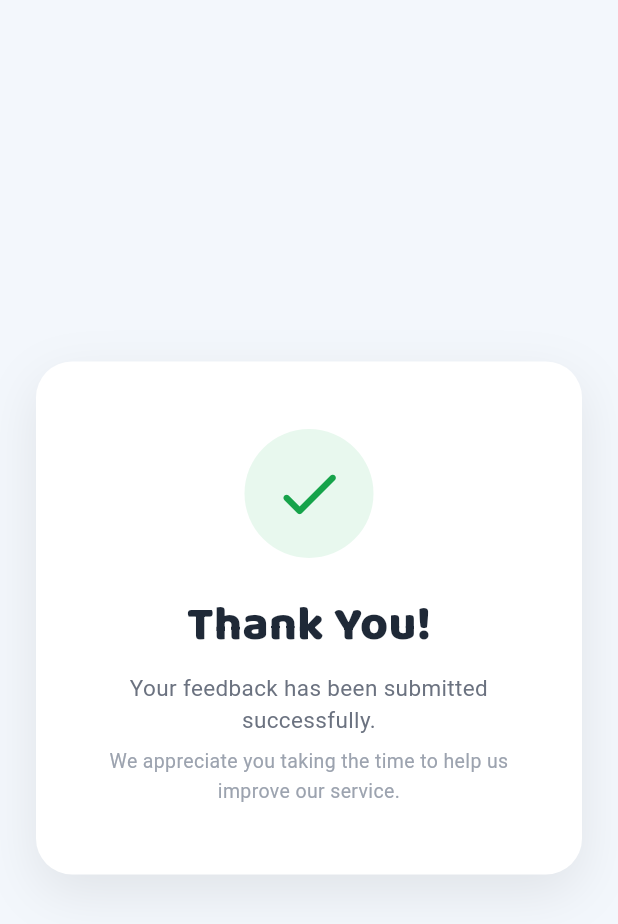
After one commit to arajanepaz/eu_mart_web, a Flutter app: the PublicFeedbackScreen screen opened by its route, after a tap on the "star border" icon, after a tap on "Submit Feedback", on a phone screen of 412 x 824 dp. The commit adds this screen. Shown: the top 924 px of the screen. Run offline on Flutter 3.47's test engine with Material 3 defaults, Android fonts, the light colour scheme and no system bars; our stand-ins replace barcode_widget, cloud_firestore, csv, file_picker, firebase_ai, firebase_auth and 6 more; missing offline and left inert: dart:html, firebase_app_check, mobile_scanner; accounts and stored records are empty; statements that could not run were skipped.

Commit message:
Add customer feedback QR to sales receipts

```diff
--- a/lib/main.dart
+++ b/lib/main.dart
@@ -4,6 +4,7 @@ import 'package:flutter/material.dart';
 
 import 'firebase_options.dart';
 import 'screens/auth/login_screen.dart';
+import 'screens/feedback/public_feedback_screen.dart';
 
 Future<void> main() async {
   WidgetsFlutterBinding.ensureInitialized();
@@ -27,8 +28,19 @@ class EuMartWebApp extends StatelessWidget {
     return MaterialApp(
       title: 'EÜ MART',
       debugShowCheckedModeBanner: false,
+
       theme: ThemeData(useMaterial3: true, colorSchemeSeed: Colors.green),
-      home: const LoginScreen(),
+
+      // Default page of the EÜ MART system
+      initialRoute: '/',
+
+      // Application routes
+      routes: {
+        '/': (context) => const LoginScreen(),
+
+        // Public page for customers who scan the feedback QR code
+        '/feedback': (context) => const PublicFeedbackScreen(),
+      },
     );
   }
 }
--- /dev/null
+++ b/lib/screens/feedback/public_feedback_screen.dart
@@ -0,0 +1,359 @@
+import 'package:cloud_firestore/cloud_firestore.dart';
+import 'package:flutter/material.dart';
+import 'package:google_fonts/google_fonts.dart';
+
+class PublicFeedbackScreen extends StatefulWidget {
+  const PublicFeedbackScreen({super.key});
+
+  @override
+  State<PublicFeedbackScreen> createState() => _PublicFeedbackScreenState();
+}
+
+class _PublicFeedbackScreenState extends State<PublicFeedbackScreen> {
+  final TextEditingController _nameController = TextEditingController();
+  final TextEditingController _commentController = TextEditingController();
+
+  int _rating = 0;
+  bool _submitting = false;
+  bool _submitted = false;
+
+  @override
+  void dispose() {
+    _nameController.dispose();
+    _commentController.dispose();
+    super.dispose();
+  }
+
+  String _getSentiment(int rating) {
+    if (rating >= 4) {
+      return 'Satisfied';
+    }
+
+    if (rating == 3) {
+      return 'Neutral';
+    }
+
+    return 'Not Satisfied';
+  }
+
+  Future<void> _submitFeedback() async {
+    if (_rating == 0) {
+      ScaffoldMessenger.of(context).showSnackBar(
+        const SnackBar(content: Text('Please select a rating first.')),
+      );
+      return;
+    }
+
+    setState(() {
+      _submitting = true;
+    });
+
+    try {
+      await FirebaseFirestore.instance.collection('customer_feedback').add({
+        'customerName': _nameController.text.trim().isEmpty
+            ? 'Anonymous'
+            : _nameController.text.trim(),
+        'rating': _rating,
+        'comment': _commentController.text.trim(),
+        'sentiment': _getSentiment(_rating),
+        'source': 'QR Feedback',
+        'createdAt': FieldValue.serverTimestamp(),
+      });
+
+      if (!mounted) return;
+
+      setState(() {
+        _submitted = true;
+      });
+    } catch (e) {
+      if (!mounted) return;
+
+      ScaffoldMessenger.of(
+        context,
+      ).showSnackBar(SnackBar(content: Text('Unable to submit feedback: $e')));
+    } finally {
+      if (mounted) {
+        setState(() {
+          _submitting = false;
+        });
+      }
+    }
+  }
+
+  @override
+  Widget build(BuildContext context) {
+    return Scaffold(
+      backgroundColor: const Color(0xFFF3F7FC),
+      body: SafeArea(
+        child: Center(
+          child: SingleChildScrollView(
+            padding: const EdgeInsets.all(24),
+            child: ConstrainedBox(
+              constraints: const BoxConstraints(maxWidth: 520),
+              child: _submitted ? _buildThankYouCard() : _buildFeedbackCard(),
+            ),
+          ),
+        ),
+      ),
+    );
+  }
+
+  Widget _buildFeedbackCard() {
+    return Container(
+      padding: const EdgeInsets.all(30),
+      decoration: BoxDecoration(
+        color: Colors.white,
+        borderRadius: BorderRadius.circular(24),
+        boxShadow: [
+          BoxShadow(
+            color: Colors.black.withValues(alpha: 0.08),
+            blurRadius: 30,
+            offset: const Offset(0, 12),
+          ),
+        ],
+      ),
+      child: Column(
+        mainAxisSize: MainAxisSize.min,
+        children: [
+          Container(
+            width: 72,
+            height: 72,
+            decoration: BoxDecoration(
+              color: const Color(0xFFE8F2FF),
+              borderRadius: BorderRadius.circular(20),
+            ),
+            child: const Icon(
+              Icons.storefront_rounded,
+              size: 38,
+              color: Color(0xFF1565C0),
+            ),
+          ),
+          const SizedBox(height: 18),
+
+          Text(
+            'EÜ MART',
+            style: GoogleFonts.baloo2(
+              fontSize: 34,
+              fontWeight: FontWeight.w800,
+              color: const Color(0xFF1565C0),
+            ),
+          ),
+
+          Text(
+            'Customer Feedback',
+            style: GoogleFonts.baloo2(
+              fontSize: 25,
+              fontWeight: FontWeight.w700,
+              color: const Color(0xFF1F2937),
+            ),
+          ),
+
+          const SizedBox(height: 6),
+
+          const Text(
+            'We value your experience. Please tell us how we did today.',
+            textAlign: TextAlign.center,
+            style: TextStyle(
+              fontSize: 14,
+              color: Color(0xFF6B7280),
+              height: 1.5,
+            ),
+          ),
+
+          const SizedBox(height: 28),
+
+          const Text(
+            'How satisfied are you with your experience?',
+            textAlign: TextAlign.center,
+            style: TextStyle(
+              fontSize: 16,
+              fontWeight: FontWeight.w600,
+              color: Color(0xFF374151),
+            ),
+          ),
+
+          const SizedBox(height: 14),
+
+          Wrap(
+            alignment: WrapAlignment.center,
+            children: List.generate(5, (index) {
+              final star = index + 1;
+
+              return IconButton(
+                tooltip: '$star star${star == 1 ? '' : 's'}',
+                onPressed: () {
+                  setState(() {
+                    _rating = star;
+                  });
+                },
+                iconSize: 43,
+                icon: Icon(
+                  star <= _rating
+                      ? Icons.star_rounded
+                      : Icons.star_border_rounded,
+                  color: const Color(0xFFFFA000),
+                ),
+              );
+            }),
+          ),
+
+          if (_rating > 0) ...[
+            const SizedBox(height: 4),
+            Text(
+              _getSentiment(_rating),
+              style: TextStyle(
+                fontWeight: FontWeight.w700,
+                color: _rating >= 4
+                    ? const Color(0xFF16A34A)
+                    : _rating == 3
+                    ? const Color(0xFFF59E0B)
+                    : const Color(0xFFDC2626),
+              ),
+            ),
+          ],
+
+          const SizedBox(height: 26),
+
+          TextField(
+            controller: _nameController,
+            textInputAction: TextInputAction.next,
+            decoration: InputDecoration(
+              labelText: 'Name (optional)',
+              hintText: 'You may remain anonymous',
+              prefixIcon: const Icon(Icons.person_outline_rounded),
+              border: OutlineInputBorder(
+                borderRadius: BorderRadius.circular(14),
+              ),
+            ),
+          ),
+
+          const SizedBox(height: 16),
+
+          TextField(
+            controller: _commentController,
+            minLines: 3,
+            maxLines: 5,
+            decoration: InputDecoration(
+              labelText: 'Comment (optional)',
+              hintText: 'Tell us about your experience...',
+              alignLabelWithHint: true,
+              prefixIcon: const Padding(
+                padding: EdgeInsets.only(bottom: 55),
+                child: Icon(Icons.chat_bubble_outline_rounded),
+              ),
+              border: OutlineInputBorder(
+                borderRadius: BorderRadius.circular(14),
+              ),
+            ),
+          ),
+
+          const SizedBox(height: 24),
+
+          SizedBox(
+            width: double.infinity,
+            height: 52,
+            child: FilledButton.icon(
+              onPressed: _submitting ? null : _submitFeedback,
+              style: FilledButton.styleFrom(
+                backgroundColor: const Color(0xFF1565C0),
+                shape: RoundedRectangleBorder(
+                  borderRadius: BorderRadius.circular(14),
+                ),
+              ),
+              icon: _submitting
+                  ? const SizedBox(
+                      width: 20,
+                      height: 20,
+                      child: CircularProgressIndicator(
+                        strokeWidth: 2,
+                        color: Colors.white,
+                      ),
+                    )
+                  : const Icon(Icons.send_rounded),
+              label: Text(
+                _submitting ? 'Submitting...' : 'Submit Feedback',
+                style: const TextStyle(
+                  fontSize: 16,
+                  fontWeight: FontWeight.w700,
+                ),
+              ),
+            ),
+          ),
+
+          const SizedBox(height: 15),
+
+          const Text(
+            'Thank you for helping EÜ MART improve its service.',
+            textAlign: TextAlign.center,
+            style: TextStyle(fontSize: 12, color: Color(0xFF9CA3AF)),
+          ),
+        ],
+      ),
+    );
+  }
+
+  Widget _buildThankYouCard() {
+    return Container(
+      padding: const EdgeInsets.symmetric(horizontal: 30, vertical: 45),
+      decoration: BoxDecoration(
+        color: Colors.white,
+        borderRadius: BorderRadius.circular(24),
+        boxShadow: [
+          BoxShadow(
+            color: Colors.black.withValues(alpha: 0.08),
+            blurRadius: 30,
+            offset: const Offset(0, 12),
+          ),
+        ],
+      ),
+      child: Column(
+        children: [
+          Container(
+            width: 86,
+            height: 86,
+            decoration: const BoxDecoration(
+              color: Color(0xFFE8F8EE),
+              shape: BoxShape.circle,
+            ),
+            child: const Icon(
+              Icons.check_rounded,
+              size: 50,
+              color: Color(0xFF16A34A),
+            ),
+          ),
+
+          const SizedBox(height: 22),
+
+          Text(
+            'Thank You!',
+            style: GoogleFonts.baloo2(
+              fontSize: 32,
+              fontWeight: FontWeight.w800,
+              color: const Color(0xFF1F2937),
+            ),
+          ),
+
+          const SizedBox(height: 8),
+
+          const Text(
+            'Your feedback has been submitted successfully.',
+            textAlign: TextAlign.center,
+            style: TextStyle(fontSize: 15, color: Color(0xFF6B7280)),
+          ),
+
+          const SizedBox(height: 8),
+
+          const Text(
+            'We appreciate you taking the time to help us improve our service.',
+            textAlign: TextAlign.center,
+            style: TextStyle(
+              fontSize: 13,
+              color: Color(0xFF9CA3AF),
+              height: 1.5,
+            ),
+          ),
+        ],
+      ),
+    );
+  }
+}
--- a/lib/screens/pos/new_transaction_screen.dart
+++ b/lib/screens/pos/new_transaction_screen.dart
@@ -9,6 +9,7 @@ import 'package:mobile_scanner/mobile_scanner.dart';
 import 'package:pdf/pdf.dart';
 import 'package:pdf/widgets.dart' as pw;
 import 'package:printing/printing.dart';
+import 'package:qr_flutter/qr_flutter.dart';
 
 class NewTransactionScreen extends StatefulWidget {
   const NewTransactionScreen({super.key});
@@ -18,6 +19,9 @@ class NewTransactionScreen extends StatefulWidget {
 }
 
 class _NewTransactionScreenState extends State<NewTransactionScreen> {
+  static const String _feedbackUrl =
+      'https://eu-mart-mobile.web.app/#/feedback';
+
   final _searchController = TextEditingController();
   final _searchFocusNode = FocusNode();
   final _cashController = TextEditingController();
@@ -1244,6 +1248,30 @@ Do not explain.
                 receiptFooter,
                 textAlign: pw.TextAlign.center,
                 style: const pw.TextStyle(fontSize: 9),
+              ),
+              pw.SizedBox(height: 12),
+              pw.Center(
+                child: pw.BarcodeWidget(
+                  barcode: pw.Barcode.qrCode(),
+                  data: _feedbackUrl,
+                  width: 82,
+                  height: 82,
+                ),
+              ),
+              pw.SizedBox(height: 5),
+              pw.Text(
+                'SCAN TO RATE YOUR EXPERIENCE',
+                textAlign: pw.TextAlign.center,
+                style: pw.TextStyle(
+                  fontSize: 8,
+                  fontWeight: pw.FontWeight.bold,
+                ),
+              ),
+              pw.SizedBox(height: 2),
+              pw.Text(
+                'Your feedback helps EÜ MART improve its service.',
+                textAlign: pw.TextAlign.center,
+                style: const pw.TextStyle(fontSize: 7),
               ),
             ],
           );
@@ -2113,6 +2141,64 @@ Do not explain.
                                 color: Colors.black54,
                               ),
                             ),
+                            const SizedBox(height: 16),
+                            Container(
+                              width: double.infinity,
+                              padding: const EdgeInsets.symmetric(
+                                horizontal: 16,
+                                vertical: 14,
+                              ),
+                              decoration: BoxDecoration(
+                                color: const Color(0xFFF7FAFE),
+                                borderRadius: BorderRadius.circular(14),
+                                border: Border.all(
+                                  color: const Color(0xFFDDE6F1),
+                                ),
+                              ),
+                              child: Column(
+                                children: [
+                                  const Text(
+                                    'How was your experience?',
+                                    textAlign: TextAlign.center,
+                                    style: TextStyle(
+                                      fontSize: 13,
+                                      fontWeight: FontWeight.w800,
+                                      color: Color(0xFF172033),
+                                    ),
+                                  ),
+                                  const SizedBox(height: 9),
+                                  Container(
+                                    padding: const EdgeInsets.all(7),
+                                    color: Colors.white,
+                                    child: QrImageView(
+                                      data: _feedbackUrl,
+                                      version: QrVersions.auto,
+                                      size: 112,
+                                      backgroundColor: Colors.white,
+                                    ),
+                                  ),
+                                  const SizedBox(height: 7),
+                                  const Text(
+                                    'Scan to rate your experience',
+                                    textAlign: TextAlign.center,
+                                    style: TextStyle(
+                                      fontSize: 12,
+                                      fontWeight: FontWeight.w800,
+                                      color: Color(0xFF1565C0),
+                                    ),
+                                  ),
+                                  const SizedBox(height: 3),
+                                  const Text(
+                                    'Use your phone camera to open the EÜ MART feedback page.',
+                                    textAlign: TextAlign.center,
+                                    style: TextStyle(
+                                      fontSize: 10,
+                                      color: Colors.black54,
+                                    ),
+                                  ),
+                                ],
+                              ),
+                            ),
                             const SizedBox(height: 18),
                             Row(
                               children: [
--- a/pubspec.yaml
+++ b/pubspec.yaml
@@ -48,6 +48,7 @@ dependencies:
   connectivity_plus: ^7.3.1
   firebase_app_check: ^0.4.7
   google_fonts: ^8.2.1
+  qr_flutter: ^4.1.0
 
 
 dev_dependencies:
```
Also changed, not shown: pubspec.lock.
